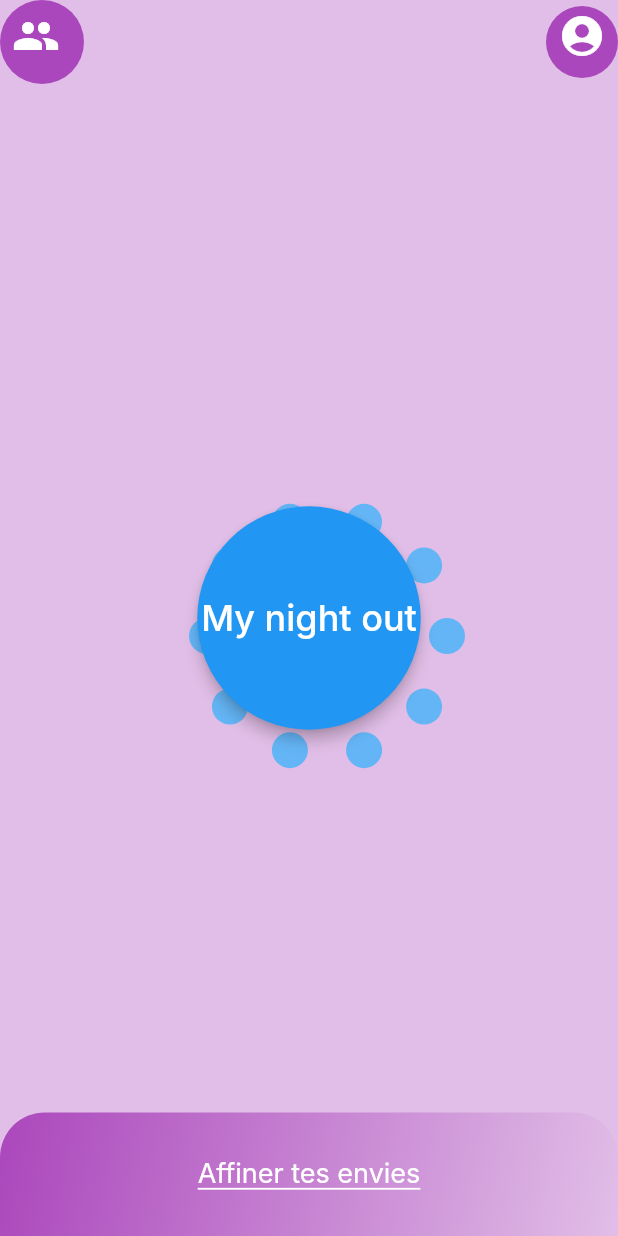
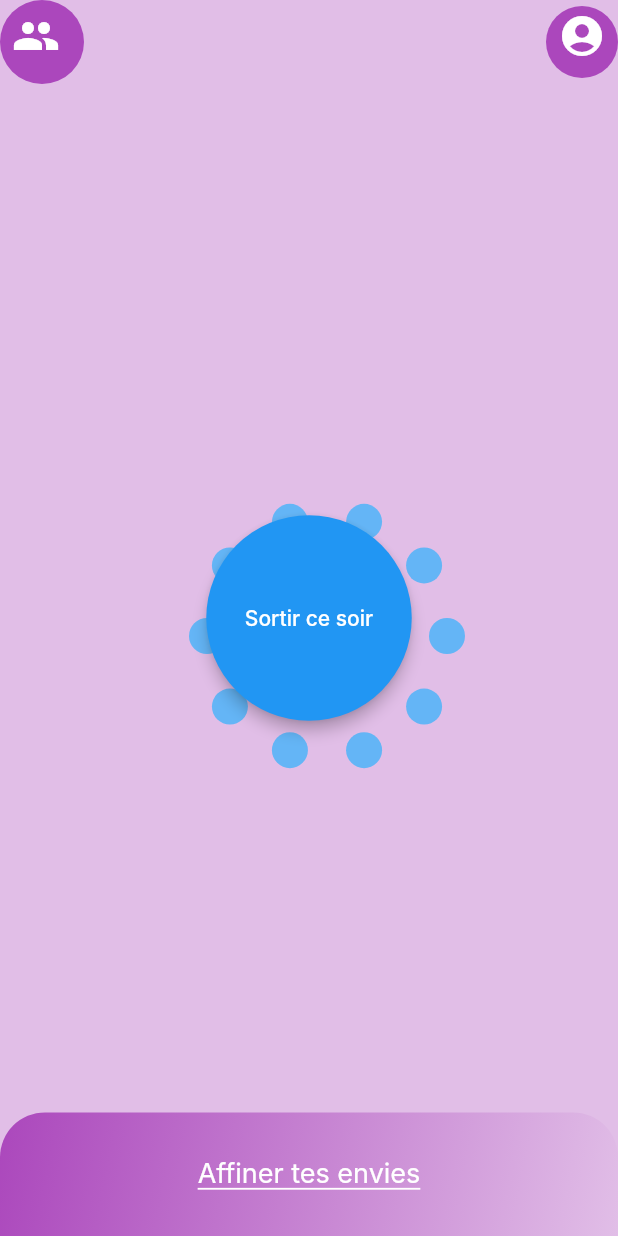
Before and after one commit to JohanTorosjan/projet_indus_frontend, a Flutter app: the MainView screen opened directly with empty values, on a phone screen of 412 x 824 dp. Run offline on Flutter 3.47's test engine with Material 2 defaults, Android fonts, the phone set to English and light mode, and no system bars; our stand-ins replace firebase_auth, firebase_core; missing offline and left inert: dart:ffi, day_night_time_picker, swipeable_card_stack; accounts and stored records are empty; network calls fail; Roboto replaces fonts that are missing (Inter).

Commit message:
rating done

```diff
--- a/lib/main.dart
+++ b/lib/main.dart
@@ -6,7 +6,6 @@ import 'package:flutter/material.dart';
 import 'package:firebase_core/firebase_core.dart';
 import 'package:projet_indus/services/AuthService.dart';
 import 'package:projet_indus/views/AuthView.dart';
-import 'package:projet_indus/views/MainView.dart';
 import 'package:projet_indus/views/Wrapper.dart';
 import 'package:provider/provider.dart';
 import 'firebase_options.dart';
--- a/lib/views/Wrapper.dart
+++ b/lib/views/Wrapper.dart
@@ -3,7 +3,6 @@ import 'package:flutter/cupertino.dart';
 import 'package:flutter/material.dart';
 import 'package:projet_indus/models/client.dart';
 import 'package:projet_indus/views/Handler.dart';
-import 'package:projet_indus/views/MainView.dart';
 import 'package:projet_indus/views/firstquestions.dart';
 import 'package:projet_indus/views/home_page_view.dart';
 import 'package:provider/provider.dart';
--- a/lib/views/home_page_view.dart
+++ b/lib/views/home_page_view.dart
@@ -1,8 +1,9 @@
 import 'dart:math';
+import 'package:firebase_auth/firebase_auth.dart';
 import 'package:flutter/material.dart';
+import 'package:projet_indus/services/AuthService.dart';
 
 import '../models/client.dart';
-
 
 class MainView extends StatefulWidget {
   const MainView({super.key, required this.client});
@@ -11,8 +12,18 @@ class MainView extends StatefulWidget {
   @override
   State<MainView> createState() => _MainViewState();
 }
+
 class _MainViewState extends State<MainView> {
-
+  bool active_session = true;
+  @override
+  void initState() {
+    // TODO: implement initState
+    super.initState();
+    print(widget.client.has_active_session!);
+    setState(() {
+      active_session = widget.client.has_active_session!;
+    });
+  }
 
   @override
   Widget build(BuildContext context) {
@@ -68,17 +79,10 @@ class _MainViewState extends State<MainView> {
           // Bubbles around the main button
           ...List.generate(
             10,
-                (index) =>
-                Positioned(
-                  left: MediaQuery
-                      .of(context)
-                      .size
-                      .width * 0.5 +
+            (index) => Positioned(
+              left: MediaQuery.of(context).size.width * 0.5 +
                   80 * cos(2 * pi * index / 10), // Add extra space
-                  top: MediaQuery
-                      .of(context)
-                      .size
-                      .height * 0.5 +
+              top: MediaQuery.of(context).size.height * 0.5 +
                   80 * sin(2 * pi * index / 10), // Add extra space
               child: Container(
                 width: 24,
@@ -114,23 +118,19 @@ class _MainViewState extends State<MainView> {
                 shape: const CircleBorder(),
                 elevation: 4,
               ),
-              child: const Text(
-                'My night out',
+              child: active_session
+                  ? const Text(
+                      'Ma sortie de ce soir',
                       style: TextStyle(fontSize: 24, color: Colors.white),
-              ),
+                    )
+                  : const Text("Sortir ce soir"),
             ),
           ),
           Align(
             alignment: Alignment.bottomCenter,
             child: Container(
-              width: MediaQuery
-                  .of(context)
-                  .size
-                  .width,
-              height: MediaQuery
-                  .of(context)
-                  .size
-                  .height * 0.1,
+              width: MediaQuery.of(context).size.width,
+              height: MediaQuery.of(context).size.height * 0.1,
               decoration: BoxDecoration(
                 borderRadius: const BorderRadius.only(
                   topLeft: Radius.circular(30),
@@ -155,7 +155,8 @@ class _MainViewState extends State<MainView> {
                           content: const Text('Plus de questions à mettre ici'),
                           actions: [
                             TextButton(
-                              onPressed: () => Navigator.of(context).pop(),
+                              onPressed: () => FirebaseAuth.instance
+                                  .signOut(), // Navigator.of(context).pop(),
                               child: const Text('Close'),
                             ),
                           ],
```
Also changed, not shown: lib/views/MainView.dart (deleted, +0 -36 lines), lib/views/temp_card_main.dart (deleted, +0 -99 lines). Lines whose indentation alone changed are shown as unchanged.
